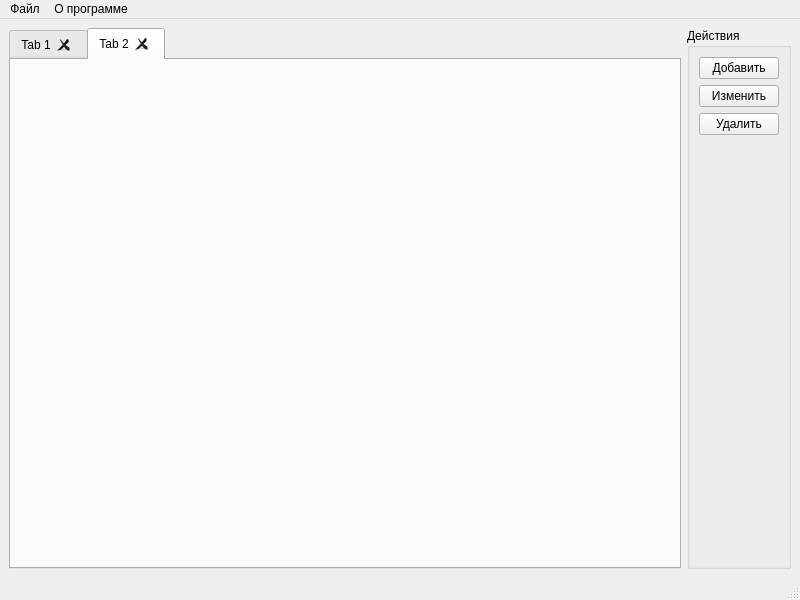
This is mainwindow.ui in avi-gecko/cw-vesupplier as Qt 5 draws it before an edit. The edited form follows.
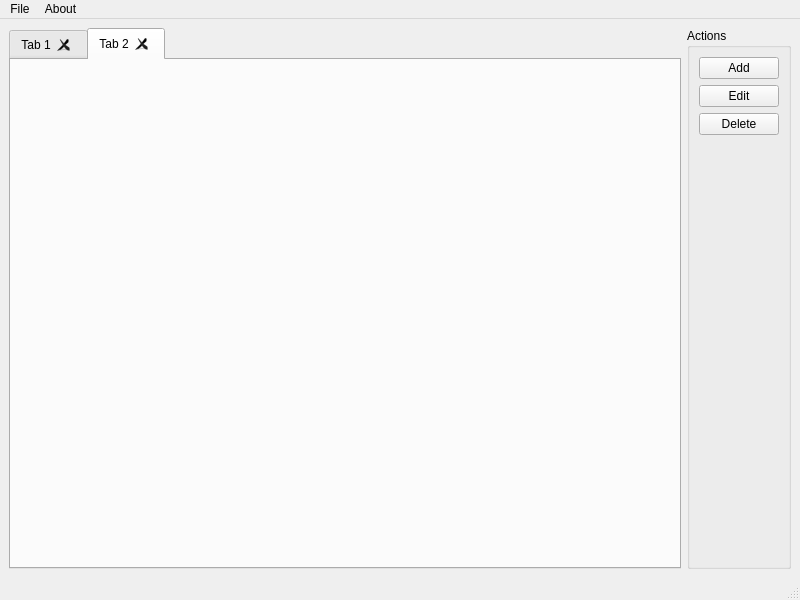
This is the edited form.

```diff
--- a/mainwindow.ui
+++ b/mainwindow.ui
@@ -46,27 +46,27 @@
     <item>
      <widget class="QGroupBox" name="groupBox">
       <property name="title">
-       <string>Действия</string>
+       <string>Actions</string>
       </property>
       <layout class="QVBoxLayout" name="verticalLayout">
        <item>
         <widget class="QPushButton" name="addButton">
          <property name="text">
-          <string>Добавить</string>
+          <string>Add</string>
          </property>
         </widget>
        </item>
        <item>
         <widget class="QPushButton" name="editButton">
          <property name="text">
-          <string>Изменить</string>
+          <string>Edit</string>
          </property>
         </widget>
        </item>
        <item>
         <widget class="QPushButton" name="deleteButton">
          <property name="text">
-          <string>Удалить</string>
+          <string>Delete</string>
          </property>
         </widget>
        </item>
@@ -99,7 +99,7 @@
    </property>
    <widget class="QMenu" name="menu">
     <property name="title">
-     <string>Файл</string>
+     <string>File</string>
     </property>
     <addaction name="open"/>
     <addaction name="close"/>
@@ -107,7 +107,7 @@
    </widget>
    <widget class="QMenu" name="about">
     <property name="title">
-     <string>О программе</string>
+     <string>About</string>
     </property>
    </widget>
    <addaction name="menu"/>
```
Left out of the diff: 8 changed lines with no effect on the pictures.
